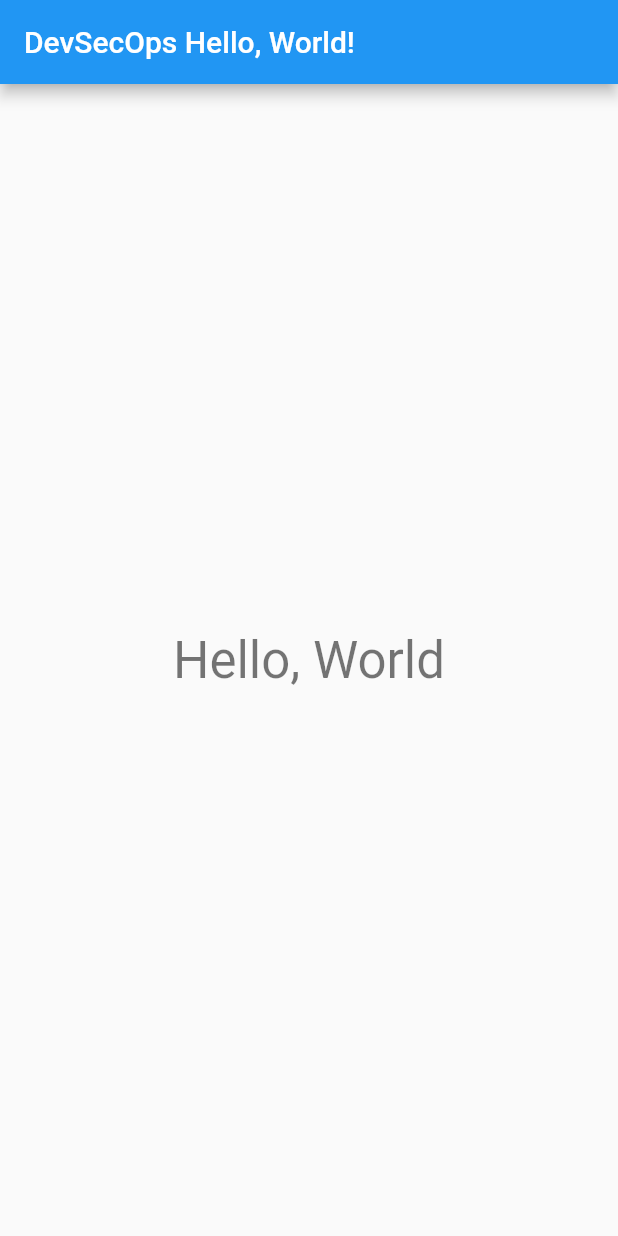
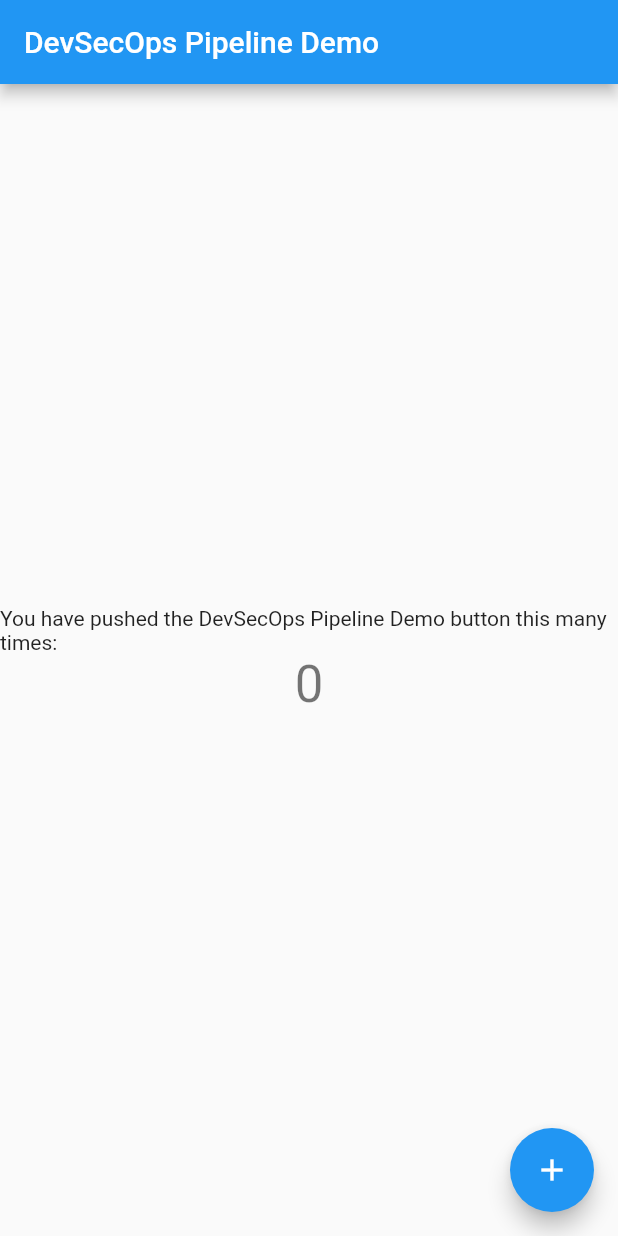
Before and after one commit to umgc/DevSecOpsPlayground, a Flutter app: the screen it shows after launch, on a phone screen of 412 x 824 dp. Run offline on Flutter 3.47's test engine with Material 2 defaults, Android fonts, the phone set to English and light mode, and no system bars.

Commit message:
Fixed the main screen so the unit test should pass

```diff
--- a/lib/main.dart
+++ b/lib/main.dart
@@ -9,7 +9,7 @@ class MyApp extends StatelessWidget {
   @override
   Widget build(BuildContext context) {
     return MaterialApp(
-      title: 'Hello, World!',
+      title: 'DevSecOps Pipeline Demo',
       theme: ThemeData(
         // This is the theme of your application.
         //
@@ -22,7 +22,7 @@ class MyApp extends StatelessWidget {
         // is not restarted.
         primarySwatch: Colors.blue,
       ),
-      home: MyHomePage(title: 'DevSecOps Hello, World!'),
+      home: MyHomePage(title: 'DevSecOps Pipeline Demo'),
     );
   }
 }
@@ -94,12 +94,20 @@ class _MyHomePageState extends State<MyHomePage> {
           mainAxisAlignment: MainAxisAlignment.center,
           children: <Widget>[
             Text(
-              'Hello, World',
+              'You have pushed the DevSecOps Pipeline Demo button this many times:',
+            ),
+            Text(
+              '$_counter',
               style: Theme.of(context).textTheme.headline4,
             ),
           ],
         ),
       ),
+      floatingActionButton: FloatingActionButton(
+        onPressed: _incrementCounter,
+        tooltip: 'Increment',
+        child: Icon(Icons.add),
+      ), // This trailing comma makes auto-formatting nicer for build methods.
     );
   }
 }
```
